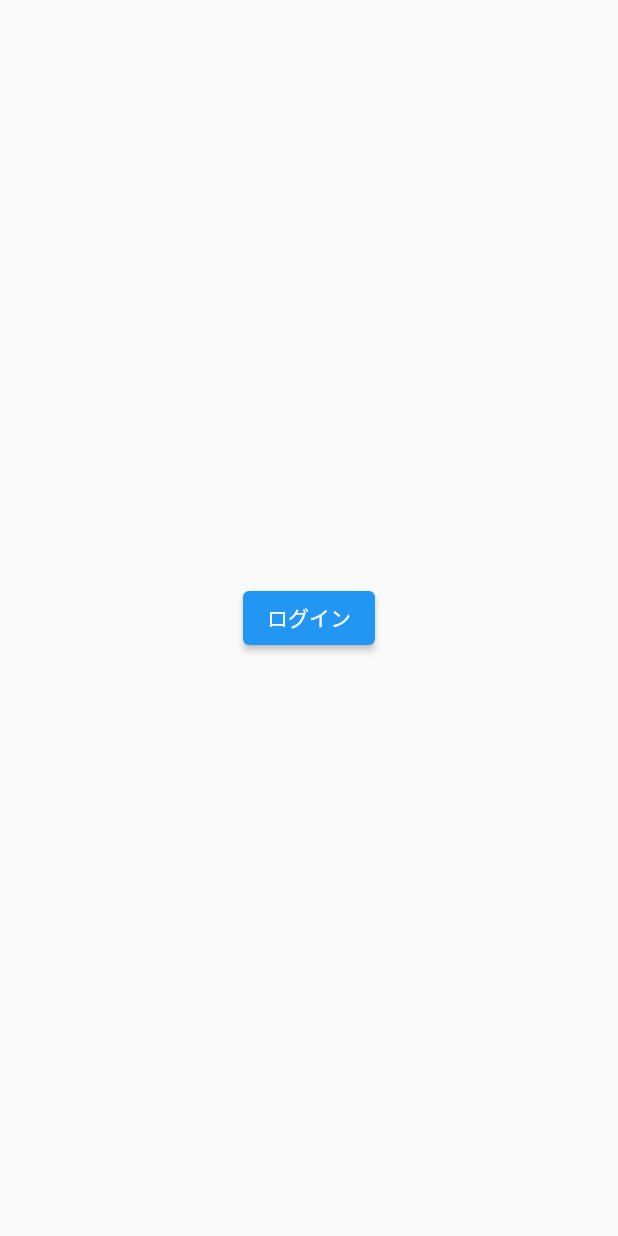
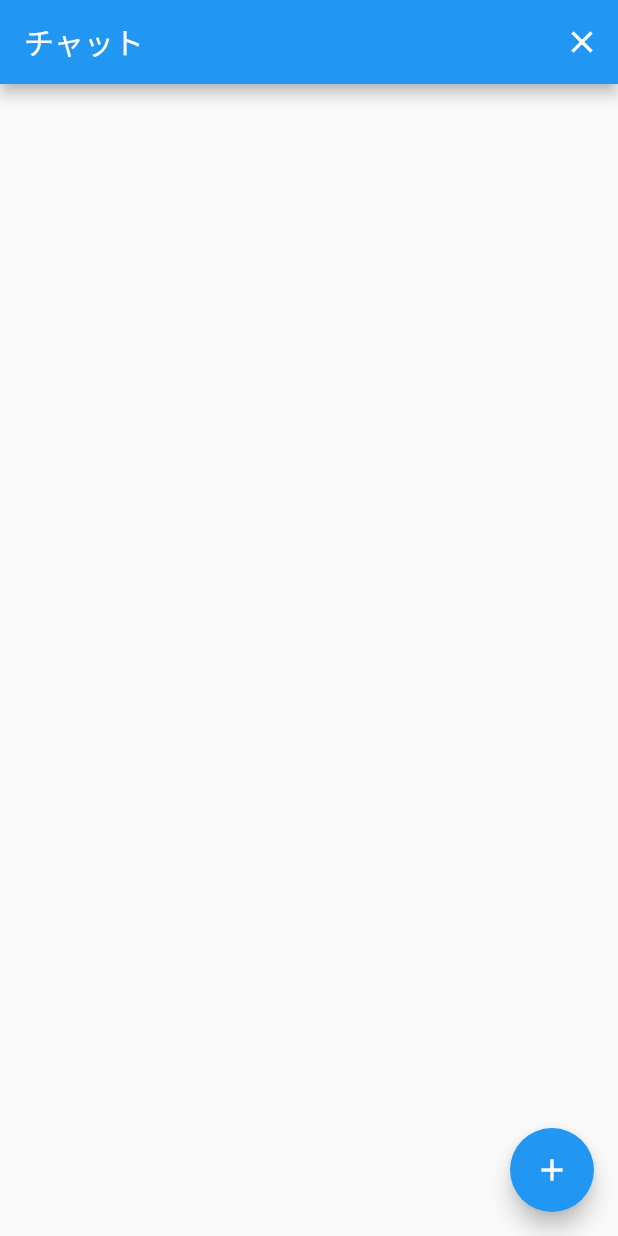
Before and after one commit to nishitaku/flutter_chat, a Flutter app: the screen it shows after launch, after a tap on "ログイン", on a phone screen of 412 x 824 dp. Run offline on Flutter 3.47's test engine with Material 2 defaults, Android fonts, the phone set to English and light mode, and no system bars.

Commit message:
add chat page

```diff
--- /dev/null
+++ b/lib/pages/chat_page.dart
@@ -0,0 +1,32 @@
+import 'package:flutter/material.dart';
+import 'package:flutter_chat/pages/login_page.dart';
+
+class ChatPage extends StatelessWidget {
+  @override
+  Widget build(BuildContext context) {
+    return Scaffold(
+      appBar: AppBar(
+        title: const Text('チャット'),
+        actions: <Widget>[
+          IconButton(
+            icon: const Icon(Icons.close),
+            onPressed: () async {
+              // ログイン画面に遷移+チャット画面を破棄
+              await Navigator.of(context).pushReplacement(
+                MaterialPageRoute(builder: (context) {
+                  return LoginPage();
+                })
+              );
+            },
+          )
+        ],
+      ),
+      floatingActionButton: FloatingActionButton(
+        child: const Icon(Icons.add),
+        onPressed: () async {
+          // 投稿画面に遷移
+        },
+      ),
+    );
+  }
+}
--- a/lib/pages/login_page.dart
+++ b/lib/pages/login_page.dart
@@ -1,4 +1,5 @@
 import 'package:flutter/material.dart';
+import 'package:flutter_chat/pages/chat_page.dart';
 
 class LoginPage extends StatelessWidget {
 
@@ -13,6 +14,11 @@ class LoginPage extends StatelessWidget {
               child: const Text('ログイン'),
               onPressed: () async {
                 // チャット画面に繊維+ログイン画面を破棄
+                await Navigator.of(context).pushReplacement(
+                  MaterialPageRoute(builder: (context) {
+                    return ChatPage();
+                  })
+                );
             }),
           ],
       ),),
```
